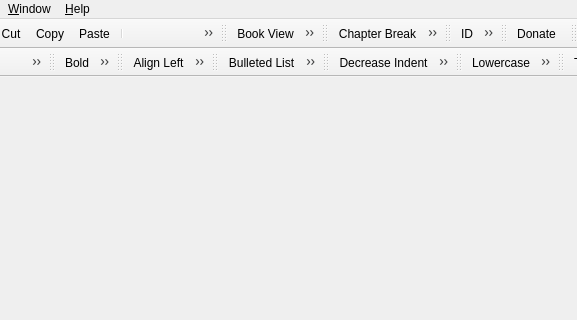
Qt form src/Sigil/Form_Files/main.ui (Sigil-Ebook/Sigil) before a commit; both pictures show x 304 to 881 and y 0 to 320 of the 1000 by 700 pixel window.
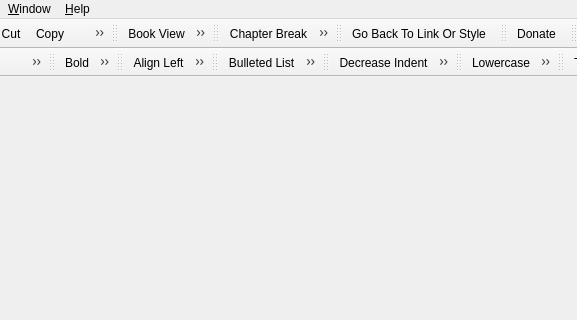
The same form after that commit. Icons and pictures are not drawn.

Commit message: Menu and tooltip updates. Set F4 shortcut for next misspelled word, tooltip on shortcut preferences, wider default report width, capitalized all menu entries, Insert ID instead of Insert Anchor ID, View menu reordered to match default icon order, group id/hyperlink in insert menu, group metadata/toc/index in menu, move go to line under go back to link.

Diff of the .ui file:
```diff
--- a/src/Sigil/Form_Files/main.ui
+++ b/src/Sigil/Form_Files/main.ui
@@ -355,19 +355,19 @@
    <addaction name="actionSplitChapter"/>
    <addaction name="actionInsertImage"/>
    <addaction name="actionInsertSpecialCharacter"/>
-  </widget>
-  <widget class="QToolBar" name="toolBarLinks">
-   <property name="windowTitle">
-    <string>Links</string>
-   </property>
-   <attribute name="toolBarArea">
-    <enum>TopToolBarArea</enum>
-   </attribute>
-   <attribute name="toolBarBreak">
-    <bool>false</bool>
-   </attribute>
    <addaction name="actionInsertId"/>
    <addaction name="actionInsertHyperlink"/>
+  </widget>
+  <widget class="QToolBar" name="toolBarBack">
+   <property name="windowTitle">
+    <string>Back</string>
+   </property>
+   <attribute name="toolBarArea">
+    <enum>TopToolBarArea</enum>
+   </attribute>
+   <attribute name="toolBarBreak">
+    <bool>false</bool>
+   </attribute>
    <addaction name="actionGoBackFromLinkOrStyle"/>
   </widget>
   <widget class="QToolBar" name="toolBarDonate">
@@ -1932,7 +1932,7 @@
      <normaloff>:/main/back-to-link-style_22px.png</normaloff>:/main/back-to-link-style_22px.png</iconset>
    </property>
    <property name="text">
-    <string>Go Back To Link or Style</string>
+    <string>Go Back To Link Or Style</string>
    </property>
    <property name="toolTip">
     <string>&lt;p style=&quot;padding-top: 0.5em;&quot; &gt;&lt;b&gt;Back&lt;/b&gt;&lt;/p&gt;
```
Left out of the diff: 40 changed lines with no effect on the pictures. The commit also changes 6 other files.
